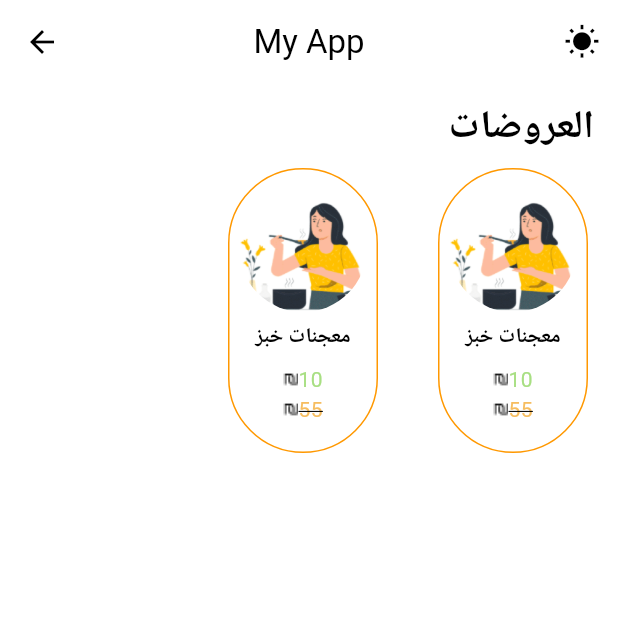
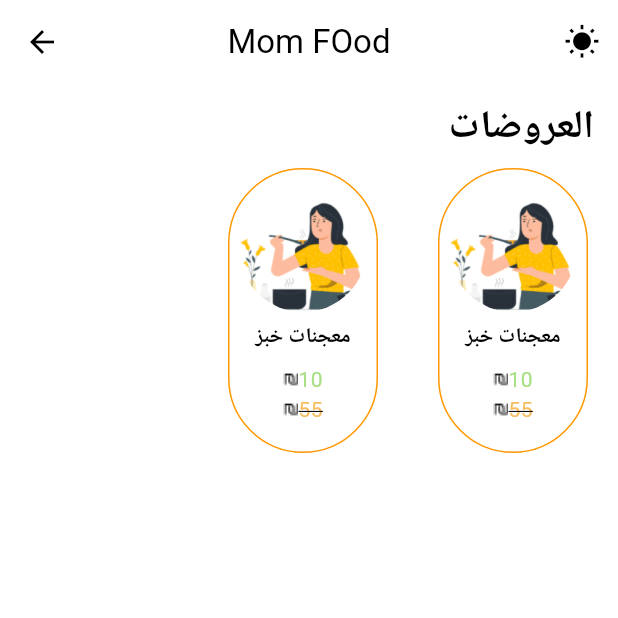
Before and after one commit to mom-food/momFood, a Flutter app: the HomePageScreen screen opened by its route, on a phone screen of 412 x 824 dp, the top half of it. Run offline on Flutter 3.47's test engine with Material 3 defaults, Android fonts, the phone set to English and light mode, and no system bars; our stand-ins replace smooth_page_indicator; network calls fail.

Commit message:
update name in homePage

```diff
--- a/app/lib/View/Screens/HomePage.dart
+++ b/app/lib/View/Screens/HomePage.dart
@@ -61,7 +61,7 @@ class MyAppBar1 extends StatelessWidget implements PreferredSizeWidget {
           centerTitle: true,
           backgroundColor:
           themeProvider.isDarkMode ? Colors.black : Colors.white,
-          automaticallyImplyLeading: true, // قم بتعيين هذا إلى true لإضافة زر العودة
+          automaticallyImplyLeading: true,
           actions: [
             IconButton(
               icon: Icon(
@@ -110,7 +110,7 @@ class _HomePageScreenState extends State<HomePageScreen> {
   Widget build(BuildContext context) {
     return Scaffold(
       appBar: MyAppBar1(
-        title: 'My App',
+        title: 'Mom FOod',
         isLightTheme: true,
       ),
       body: Column(
```
